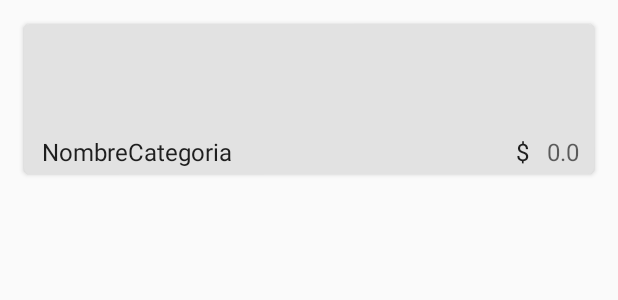
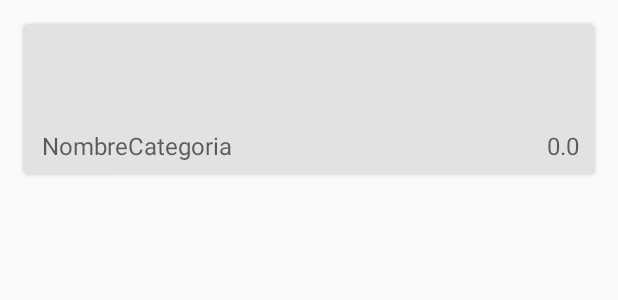
Before and after one commit to eusan91/ManejoGastosMensuales, an Android app: the layout listview_cardview_item.xml on its own in the app's theme, with its tools: preview values and no code run, on a phone screen of 412 x 824 dp. Shown: the top 300 px of the screen. Run offline under Robolectric (Android 15) with nearby library versions, the phone set to English and light mode, and no system bars.

Commit message:
minor fixes

```diff
--- a/ManejoGastosMensuales/app/src/main/res/layout/listview_cardview_item.xml
+++ b/ManejoGastosMensuales/app/src/main/res/layout/listview_cardview_item.xml
@@ -23,29 +23,40 @@
             android:layout_height="30dp"
             android:layout_gravity="bottom">
 
+            <LinearLayout
+                android:layout_width="match_parent"
+                android:layout_height="match_parent"
+                android:layout_marginRight="4dp"
+                android:layout_toLeftOf="@+id/Linear2">
+
                 <TextView
                     android:id="@+id/tvCategoryName"
-                android:layout_width="wrap_content"
+                    android:layout_width="match_parent"
                     android:layout_height="wrap_content"
-                android:layout_alignBottom="@+id/textView2"
+                    android:layout_alignBottom="@+id/currency"
                     android:layout_alignParentLeft="true"
                     android:layout_alignParentStart="true"
                     android:layout_marginLeft="12dp"
-                android:text="NombreCategoria"
+                    android:hint="NombreCategoria"
+                    android:lines="1"
                     android:textAppearance="?attr/textAppearanceLargePopupMenu" />
 
+            </LinearLayout>
+
+            <LinearLayout
+                android:id="@+id/Linear2"
+                android:layout_width="wrap_content"
+                android:layout_height="match_parent"
+                android:layout_alignParentEnd="true">
+
                 <TextView
-                android:id="@+id/textView2"
+                    android:id="@+id/currency"
                     android:layout_width="wrap_content"
                     android:layout_height="wrap_content"
-                android:layout_alignBaseline="@+id/tvValorCantidad"
-                android:layout_alignBottom="@+id/tvValorCantidad"
-                android:layout_gravity="right|bottom"
                     android:layout_marginEnd="12dp"
                     android:layout_marginRight="12dp"
                     android:layout_toLeftOf="@+id/tvValorCantidad"
                     android:layout_toStartOf="@+id/tvValorCantidad"
-                android:text="$"
                     android:textAppearance="?attr/textAppearanceLargePopupMenu" />
 
                 <TextView
@@ -60,6 +71,7 @@
                     android:hint="0.0"
                     android:textAppearance="?attr/textAppearanceLargePopupMenu" />
 
+            </LinearLayout>
         </RelativeLayout>
 
     </android.support.v7.widget.CardView>
```
Also changed, not shown: ManejoGastosMensuales/app/src/main/res/layout/fragment_history.xml (+11 -5 lines), ManejoGastosMensuales/app/src/main/res/layout/recycler_cardview_item.xml (+18 -5 lines), 1 other file. Lines whose indentation alone changed are shown as unchanged.
